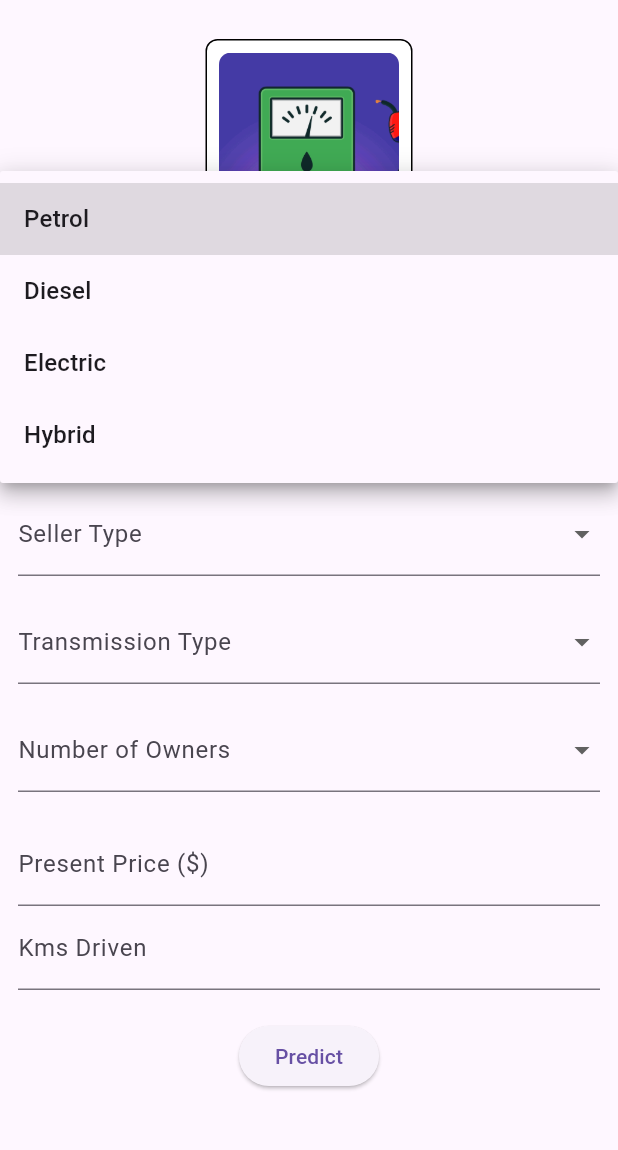
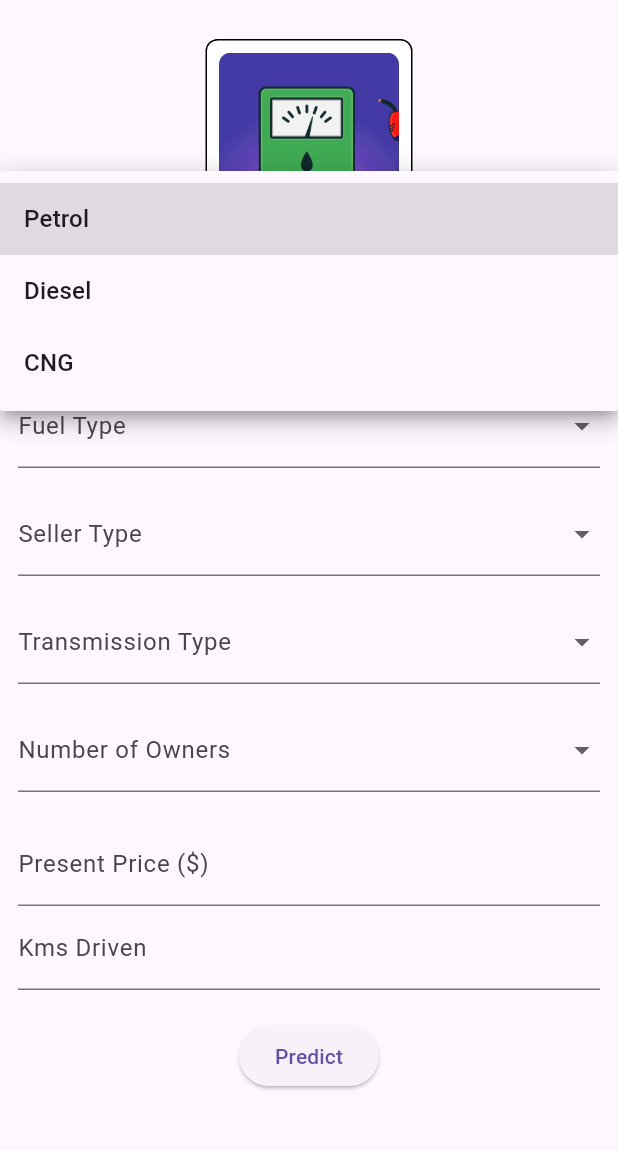
Before and after one commit to elifsenasen/carprice, a Flutter app: the screen it shows after launch, after a tap on "Fuel Type", on a phone screen of 412 x 824 dp, the part 63-1213 px from its top. Run offline on Flutter 3.47's test engine with Material 3 defaults, Android fonts, the phone set to English and light mode, and no system bars; our stand-ins replace audioplayers.

Commit message:
UI Updated

```diff
--- a/flutter_application/lib/main.dart
+++ b/flutter_application/lib/main.dart
@@ -146,7 +146,7 @@ class _CarPriceAppState extends State<CarPriceApp> {
               buildInput(
                 label: "Fuel Type",
                 selectedValue: selectedFuelType,
-                items: ["Petrol", "Diesel", "Electric", "Hybrid"],
+                items: ["Petrol", "Diesel", "CNG"],
                 onChanged: (value) => setState(() {
                   selectedFuelType = value;
                 }),
@@ -155,7 +155,7 @@ class _CarPriceAppState extends State<CarPriceApp> {
               buildInput(
                 label: "Seller Type",
                 selectedValue: selectedSellerType,
-                items: ["Dealer", "Private"],
+                items: ["Dealer", "Individual"],
                 onChanged: (value) => setState(() {
                   selectedSellerType = value;
                 }),
```
